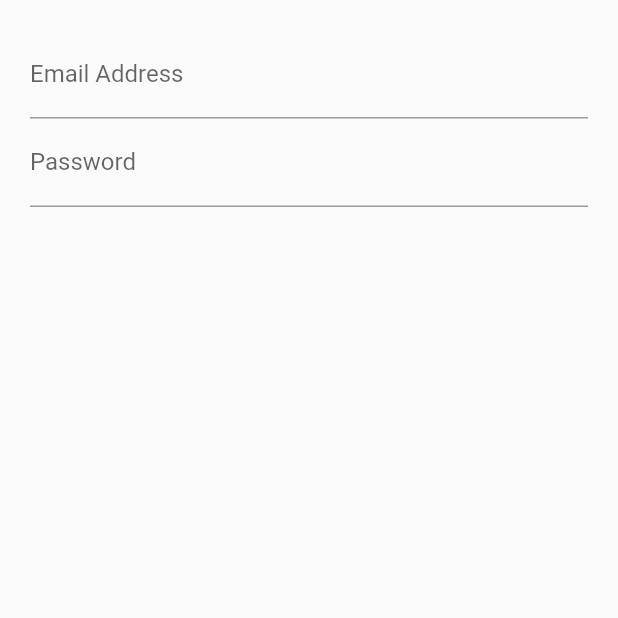
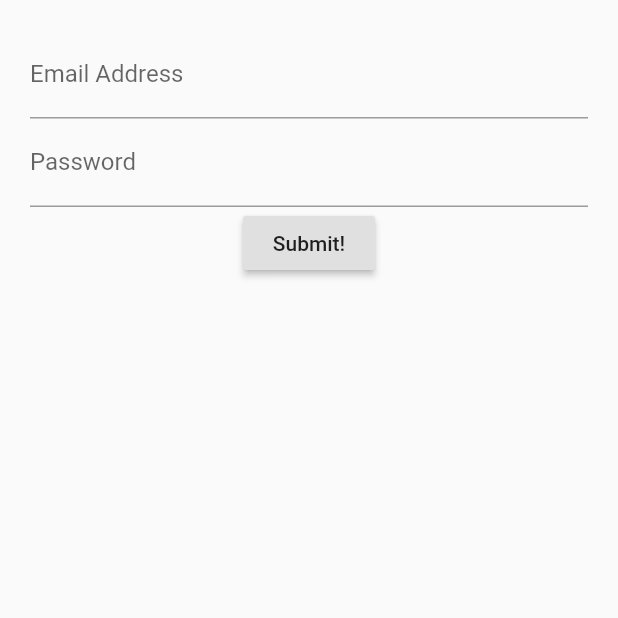
Before and after one commit to robified/cc-flutter-login_stateful, a Flutter app: the screen it shows after launch, on a phone screen of 412 x 824 dp, the top half of it. Run offline on Flutter 3.47's test engine with Material 2 defaults, Android fonts, the phone set to English and light mode, and no system bars.

Commit message:
Add a submitButton.

```diff
--- a/lib/src/screens/login_screen.dart
+++ b/lib/src/screens/login_screen.dart
@@ -14,7 +14,7 @@ class LoginScreenState extends State<LoginScreen> {
         child: Column(children: [
           emailField(),
           passwordField(),
-          // submitButton(),
+          submitButton(),
         ]),
       ),
     );
@@ -40,5 +40,10 @@ class LoginScreenState extends State<LoginScreen> {
     );
   }
 
-  Widget submitButton() {}
+  Widget submitButton() {
+    return RaisedButton(
+      onPressed: () {},
+      child: Text('Submit!'),
+    );
+  }
 }
```
